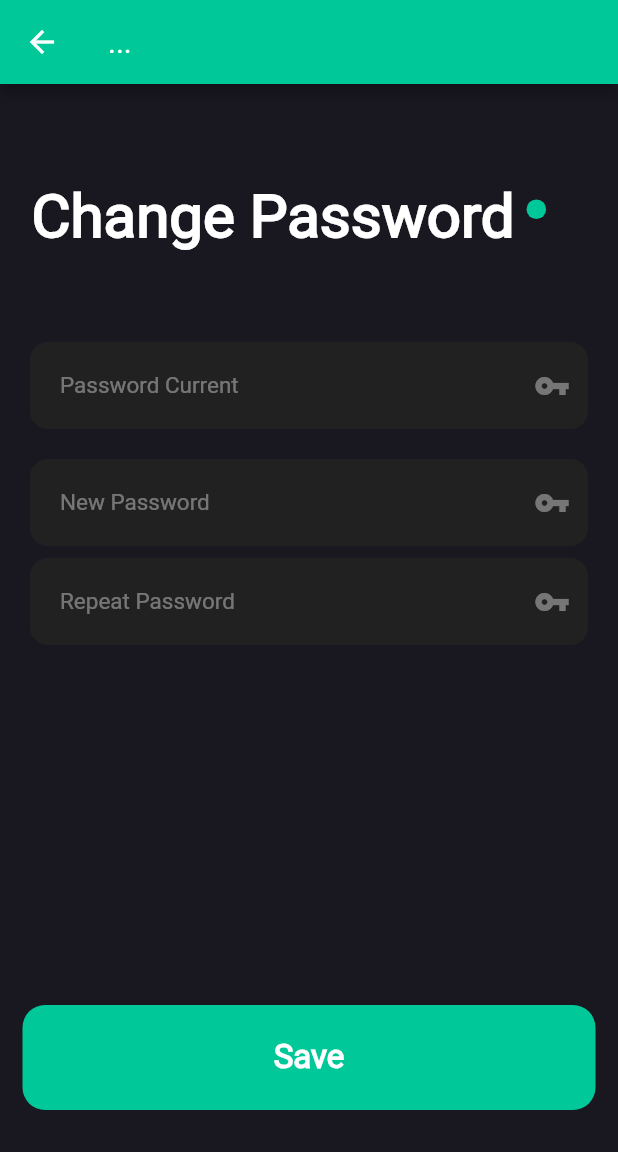
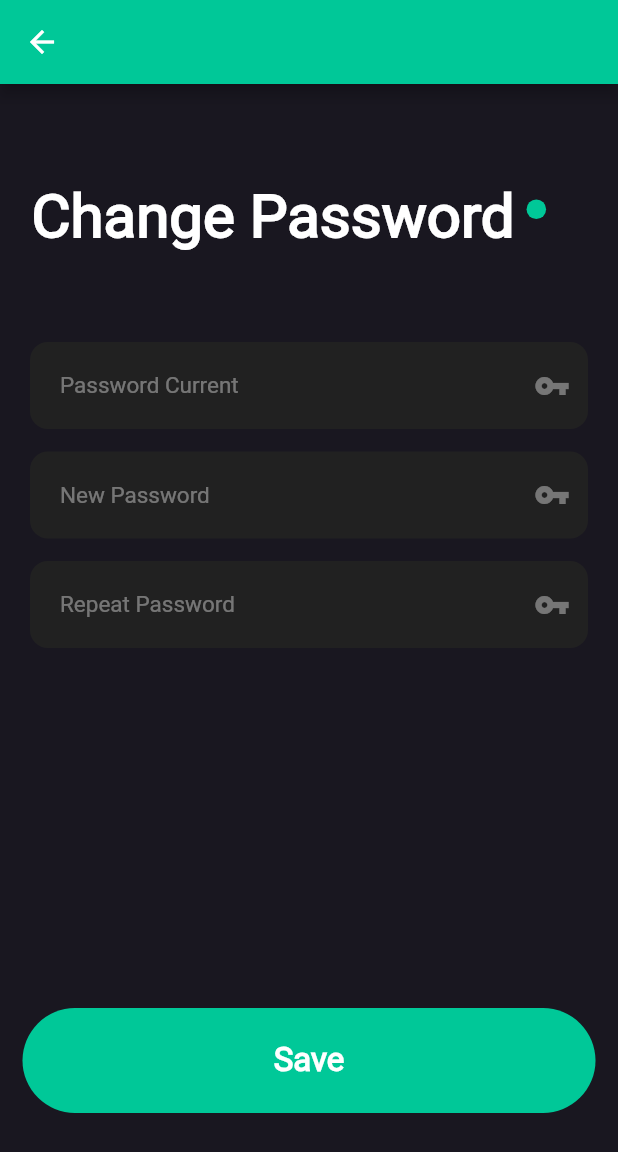
Before and after one commit to JanDongGun/Konnect, a Flutter app: the ResetPassPage screen opened by its route, on a phone screen of 412 x 824 dp. Shown: the top 1152 px of the screen. Run offline on Flutter 3.47's test engine with Material 2 defaults, Android fonts, the phone set to English and light mode, and no system bars; our stand-ins replace cloud_firestore, firebase_auth, firebase_core, firebase_storage, flutter_spinkit, flutter_svg and 2 more; accounts and stored records are empty.

Commit message:
updated resetpass page

```diff
--- a/lib/pages/resetpass_page.dart
+++ b/lib/pages/resetpass_page.dart
@@ -12,6 +12,8 @@ class ResetPassPage extends StatefulWidget {
 
 class _ResetPassPageState extends State<ResetPassPage> {
   bool _showPass = false;
+  bool _showPass1 = false;
+  bool _showPass2 = false;
 
   GlobalKey<FormState> _formKey;
 
@@ -32,9 +34,6 @@ class _ResetPassPageState extends State<ResetPassPage> {
     return Scaffold(
       appBar: AppBar(
         backgroundColor: dotColor,
-        title: Text(
-          "...",
-        ),
       ),
       backgroundColor: backgroundColor,
       body: Container(
@@ -118,11 +117,11 @@ class _ResetPassPageState extends State<ResetPassPage> {
           children: [
             passWordCurrent(),
             SizedBox(
-              height: 20,
+              height: 15,
             ),
             newPassword(),
             SizedBox(
-              height: 8,
+              height: 15,
             ),
             repeatPassword()
           ],
@@ -171,7 +170,7 @@ class _ResetPassPageState extends State<ResetPassPage> {
   Widget newPassword() {
     return TextFormField(
       style: TextStyle(color: Colors.white, fontSize: 15),
-      obscureText: !_showPass,
+      obscureText: !_showPass1,
       validator: (_input) {
         return _input.length >= 6 ? null : "Please type password";
       },
@@ -193,7 +192,7 @@ class _ResetPassPageState extends State<ResetPassPage> {
         suffixIcon: GestureDetector(
           onTap: () {
             setState(() {
-              _showPass = !_showPass;
+              _showPass1 = !_showPass1;
             });
           },
           child: Icon(
@@ -208,7 +207,7 @@ class _ResetPassPageState extends State<ResetPassPage> {
   Widget repeatPassword() {
     return TextFormField(
       style: TextStyle(color: Colors.white, fontSize: 15),
-      obscureText: !_showPass,
+      obscureText: !_showPass2,
       validator: (_input) {
         return _input.length >= 6 && _input == newpass
             ? null
@@ -232,7 +231,7 @@ class _ResetPassPageState extends State<ResetPassPage> {
         suffixIcon: GestureDetector(
           onTap: () {
             setState(() {
-              _showPass = !_showPass;
+              _showPass2 = !_showPass2;
             });
           },
           child: Icon(
@@ -249,7 +248,8 @@ class _ResetPassPageState extends State<ResetPassPage> {
       height: 70,
       width: double.infinity,
       child: FlatButton(
-        shape: RoundedRectangleBorder(borderRadius: BorderRadius.circular(15)),
+        shape:
+            RoundedRectangleBorder(borderRadius: BorderRadius.circular(2000)),
         onPressed: () async {
           checkCurrentPasswordValid = await validatorCurPass(_password);
           if (_formKey.currentState.validate() && checkCurrentPasswordValid) {
```
